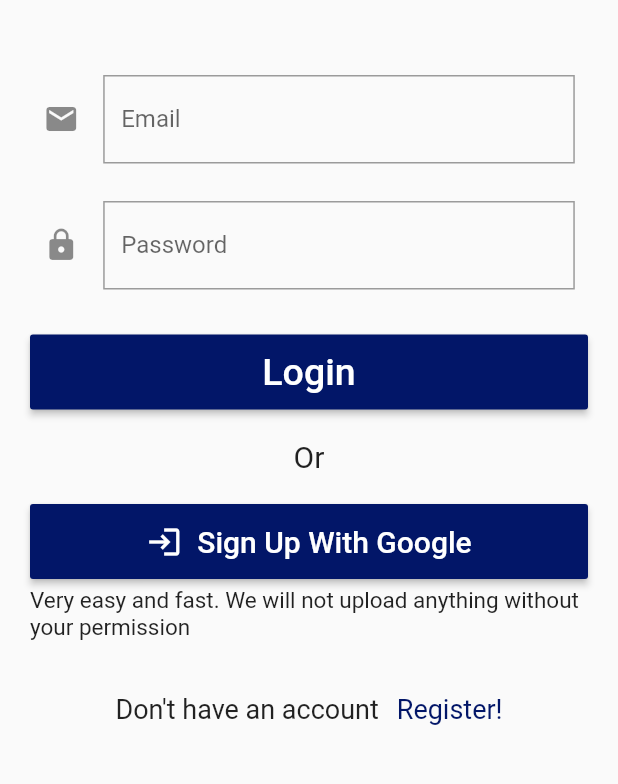
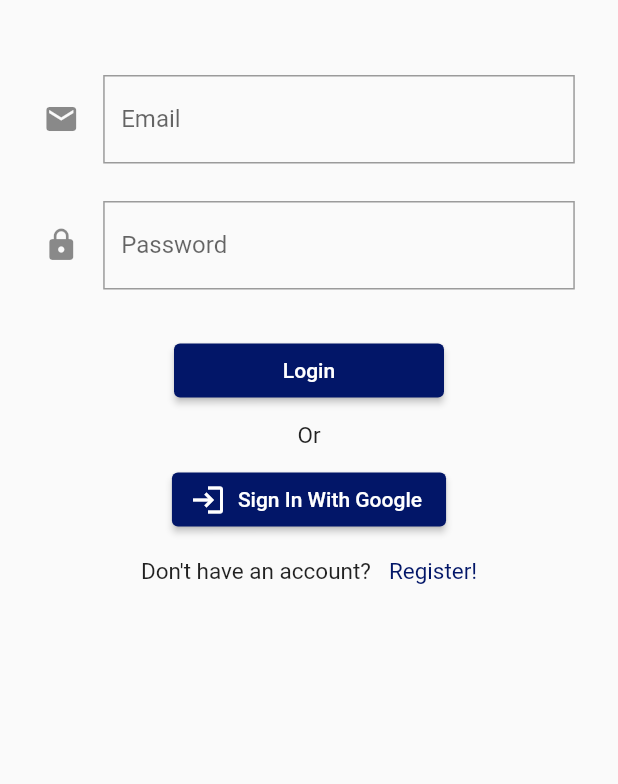
Before and after one commit to ardianhilmip35/coba_mobile_go_job, a Flutter app: the Login screen opened directly, on a phone screen of 412 x 824 dp, the part 330-1114 px from its top. Run offline on Flutter 3.47's test engine with Material 2 defaults, Android fonts, the phone set to English and light mode, and no system bars; our stand-ins replace google_fonts.

Commit message:
galuh commit

```diff
--- a/lib/pages/login.dart
+++ b/lib/pages/login.dart
@@ -30,7 +30,8 @@ class _LoginState extends State<Login> {
                 ),
               ),
               Padding(
-                padding: const EdgeInsets.only(top: 50.0, left: 8.8, right: 8.8),
+                padding:
+                    const EdgeInsets.only(top: 50.0, left: 8.8, right: 8.8),
                 child: TextFormField(
                   //untuk input email
                   decoration: new InputDecoration(
@@ -48,7 +49,8 @@ class _LoginState extends State<Login> {
                 ),
               ),
               Padding(
-                padding: const EdgeInsets.only(top: 25.0, left: 8.8, right: 8.8),
+                padding:
+                    const EdgeInsets.only(top: 25.0, left: 8.8, right: 8.8),
                 child: TextFormField(
                   //untuk textfield password
                   obscureText: true,
@@ -66,67 +68,44 @@ class _LoginState extends State<Login> {
                   },
                 ),
               ),
-
               Padding(
                 padding: EdgeInsets.only(top: 30.0),
               ),
-              MaterialButton(
-                //untuk button register
-                height: 50.0,
-                minWidth: 500.0,
-                color: primarycolor,
-                textColor: Colors.white,
-                child: new Text(
-                  "Login",
-                  style: TextStyle(
-                    fontSize: 25.0,
-                  ),
+             SizedBox(
+               width: 180,
+               child: ElevatedButton(
+                    style: ElevatedButton.styleFrom(
+                      primary: primarycolor,
                     ),
                     onPressed: () {
                       if (_formKey.currentState!.validate()) {}
                     },
-                splashColor: Colors.transparent,
+                    child: const Text('Login'),
+                  ),
              ),
                 Padding(
-                padding: const EdgeInsets.only(top: 20.0, bottom: 20.0),
+                  padding: const EdgeInsets.only(top: 10.0, bottom: 10.0),
                   child: new Text(
                     //untuk text or
                     "Or",
-                  style: TextStyle(
-                    fontSize: 20.0,
-                  ),
-                ),
-              ),
-              MaterialButton(
-                //untuk button sign up with google
-                height: 50.0,
-                minWidth: 500.0,
-                color: primarycolor,
-                textColor: Colors.white,
-                child:
-                    Row(mainAxisAlignment: MainAxisAlignment.center, children: [
-                  Icon(Icons.login),
-                  SizedBox(width: 10),
-                  Text(
-                    "Sign Up With Google",
-                    style: TextStyle(
-                      fontSize: 20.0,
-                    ),
-                  ),
-                ]),
-                onPressed: () {},
-                splashColor: Colors.transparent,
-              ),
-              Padding(
-                padding: const EdgeInsets.only(top: 5.0, bottom: 20.0),
-                child: new Text(
-                  //untuk text
-                  "Very easy and fast. We will not upload anything without your permission",
                     style: TextStyle(
                       fontSize: 15.0,
                     ),
                   ),
                 ),
+                ElevatedButton.icon(
+                  style: ElevatedButton.styleFrom(
+                    primary: primarycolor,
+                  ),
+                  onPressed: () {},
+                  icon: Icon(
+                    // <-- Icon
+                    Icons.login,
+                    size: 24.0,
+                  ),
+                  label: Text('Sign In With Google'),
+                ),
+
               Padding(
                 padding: EdgeInsets.only(top: 15.0),
                 child: Row(
@@ -134,9 +113,9 @@ class _LoginState extends State<Login> {
                   children: [
                     Text(
                       //untuk text already have an account
-                      "Don't have an account",
+                      "Don't have an account?",
                       style: TextStyle(
-                        fontSize: 18.0,
+                        fontSize: 15.0,
                       ),
                     ),
                     SizedBox(width: 12),
@@ -144,7 +123,7 @@ class _LoginState extends State<Login> {
                       //untuk text sign in
                       "Register!",
                       style: TextStyle(
-                        fontSize: 18.0,
+                        fontSize: 15.0,
                         color: primarycolor,
                       ),
                     ),
```
Also changed, not shown: lib/main.dart (+5 -2 lines), lib/pages/register.dart (+34 -52 lines). Lines whose indentation alone changed are shown as unchanged.
